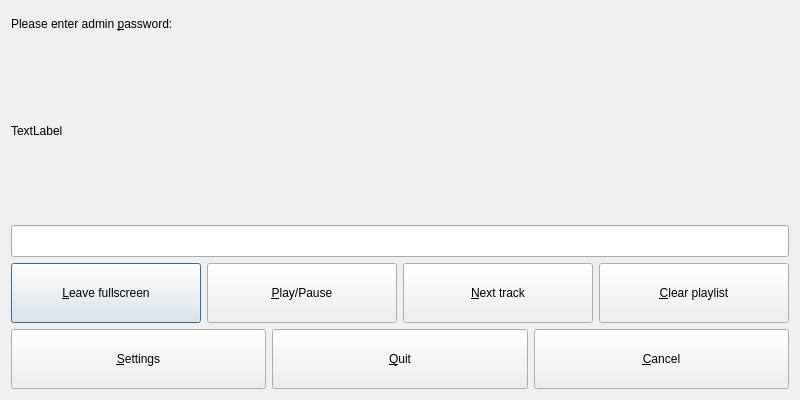
Qt form src/adminDialog.ui (thomaslundgaard/Pimp) before a commit.
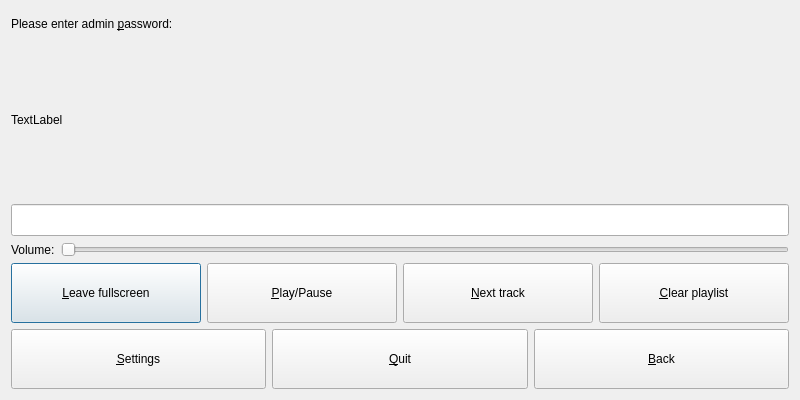
The same form after that commit.

Commit message: change volume from admin dialog + settings dialog rework

Diff of the .ui file:
```diff
--- a/src/adminDialog.ui
+++ b/src/adminDialog.ui
@@ -72,6 +72,24 @@
    </item>
    <item>
     <layout class="QVBoxLayout" name="verticalLayout_2">
+     <item>
+      <layout class="QHBoxLayout" name="horizontalLayout_3">
+       <item>
+        <widget class="QLabel" name="label">
+         <property name="text">
+          <string>Volume:</string>
+         </property>
+        </widget>
+       </item>
+       <item>
+        <widget class="QSlider" name="volumeSlider">
+         <property name="orientation">
+          <enum>Qt::Horizontal</enum>
+         </property>
+        </widget>
+       </item>
+      </layout>
+     </item>
      <item>
       <layout class="QHBoxLayout" name="horizontalLayout">
        <item>
@@ -207,7 +225,7 @@
           </size>
          </property>
          <property name="text">
-          <string>&amp;Cancel</string>
+          <string>&amp;Back</string>
          </property>
         </widget>
        </item>
```
Left out of the diff: 43 changed lines with no effect on the pictures. The commit also changes 5 other files.
